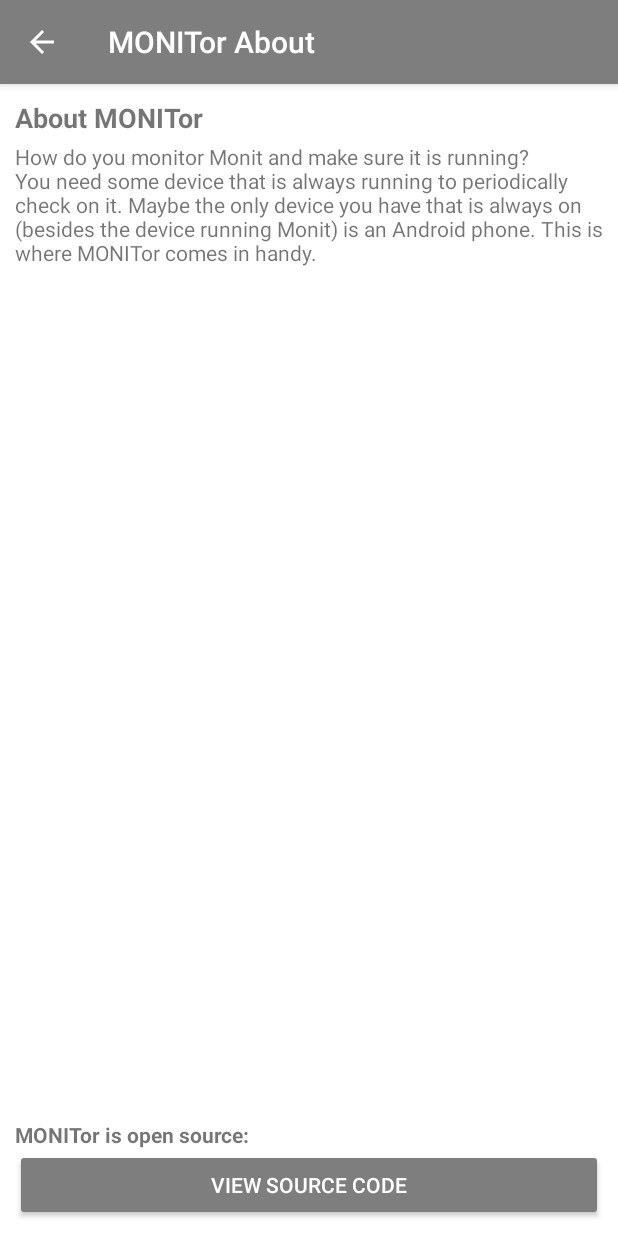
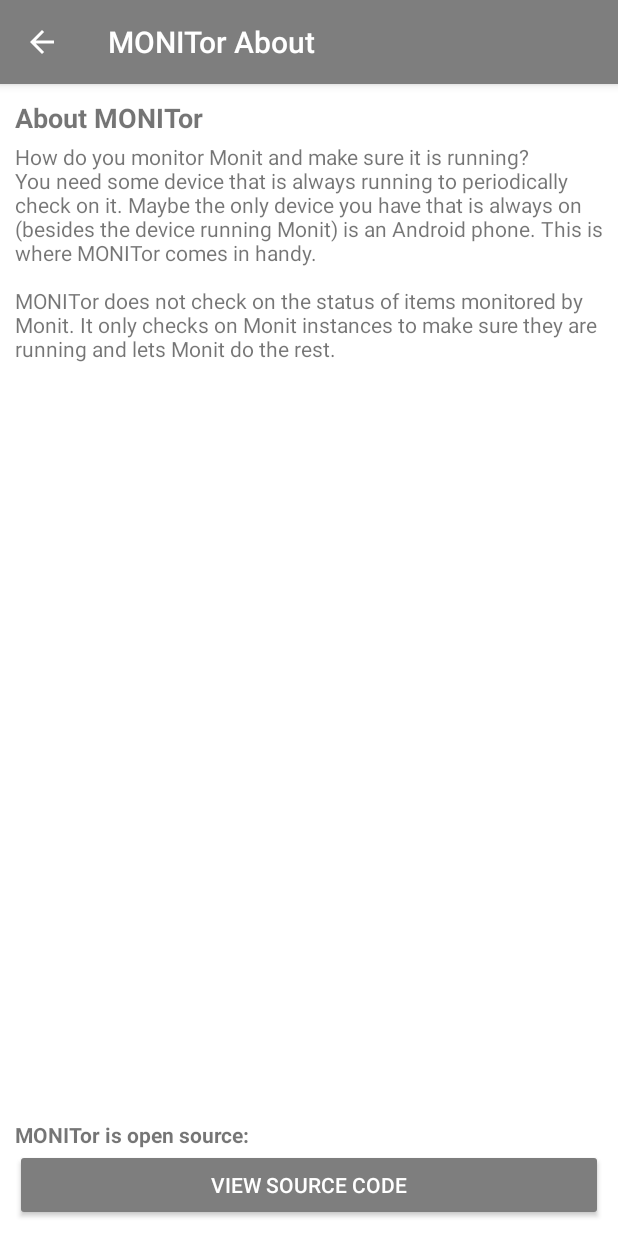
Before and after one commit to kjpc-tech/MONITor, an Android app: the MONITorAboutActivity screen opened directly, with no data from a screen before it, on a phone screen of 412 x 824 dp. Run offline under Robolectric (Android 15) with nearby library versions, the phone set to English and light mode, and no system bars.

Commit message:
Added more description.

```diff
--- a/app/src/main/res/values/strings.xml
+++ b/app/src/main/res/values/strings.xml
@@ -28,7 +28,7 @@
 
     <string name="activity_monitor_about_title">MONITor About</string>
     <string name="monitor_about_title">About MONITor</string>
-    <string name="monitor_about_text">How do you monitor Monit and make sure it is running? You need some device that is always running to periodically check on it. Maybe the only device you have that is always on (besides the device running Monit) is an Android phone. This is where MONITor comes in handy.</string>
+    <string name="monitor_about_text">How do you monitor Monit and make sure it is running? You need some device that is always running to periodically check on it. Maybe the only device you have that is always on (besides the device running Monit) is an Android phone. This is where MONITor comes in handy.\n\nMONITor does not check on the status of items monitored by Monit. It only checks on Monit instances to make sure they are running and lets Monit do the rest.</string>
     <string name="monitor_about_source_title">MONITor is open source:</string>
     <string name="monitor_about_source_link_title">View Source Code</string>
 
```
